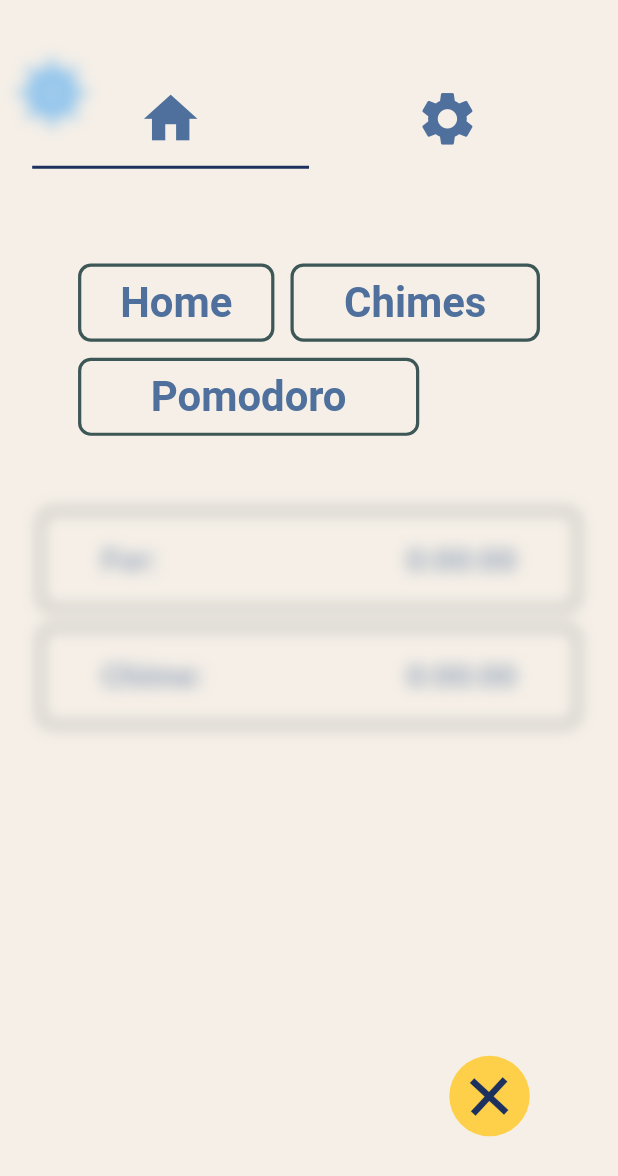
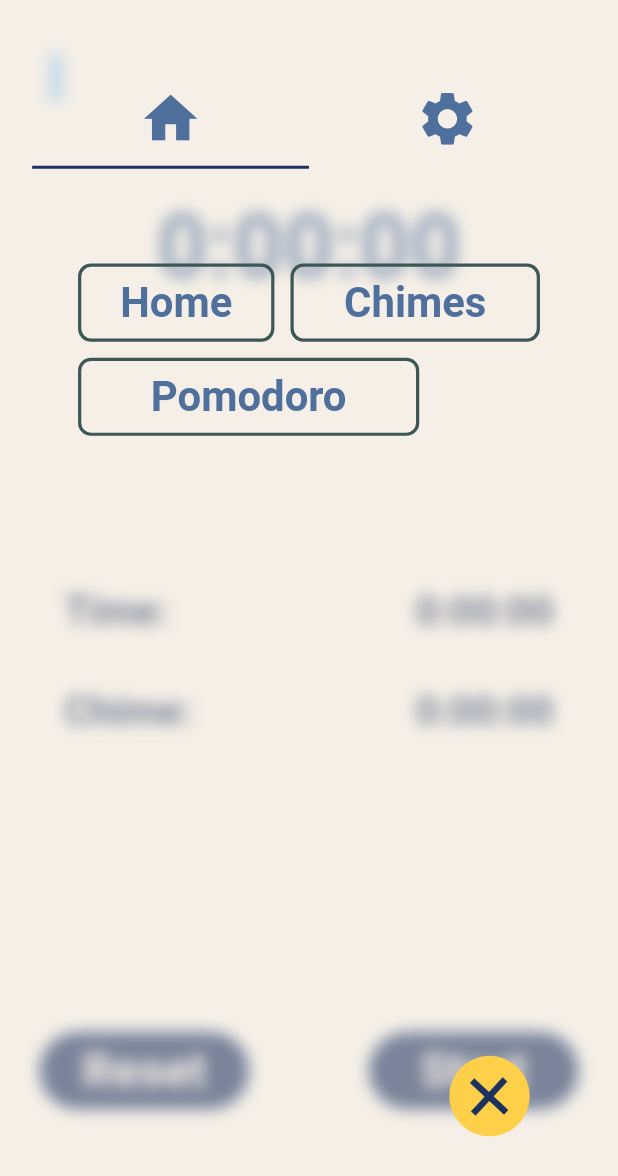
Before and after one commit to hem1t/sample-timers, a Flutter app: the screen it shows after launch, on a phone screen of 412 x 824 dp. Shown: the top 1176 px of the screen. Run offline on Flutter 3.47's test engine with Material 2 defaults, Android fonts, the phone set to English and light mode, and no system bars; drawn by our look-alikes of flutter_animate; our stand-ins replace flutter_screenutil, get.

Commit message:
resize & filledbutton & CountDownField

```diff
--- a/lib/layout_widgets/buttons.dart
+++ b/lib/layout_widgets/buttons.dart
@@ -19,7 +19,8 @@
       this.icon,
       this.label,
       required this.onPressed,
-      this.fontSize, this.child})
+      this.fontSize,
+      this.child})
       : super();
 
   @override
@@ -29,7 +30,8 @@
       style: TextButton.styleFrom(
         fixedSize: Size(width, height),
         backgroundColor: Colors.transparent,
-        padding: EdgeInsets.symmetric(vertical: height * 0.1, horizontal: width * 0.1),
+        padding: EdgeInsets.symmetric(
+            vertical: height * 0.1, horizontal: width * 0.1),
         shape: RoundedRectangleBorder(
           side: BorderSide(
             width: Rmin(2),
@@ -38,7 +40,8 @@
           borderRadius: BorderRadius.circular(8.r),
         ),
       ),
-      child: child ?? Row(
+      child: child ??
+          Row(
             mainAxisAlignment: icon != null && label != null
                 ? MainAxisAlignment.spaceEvenly
                 : MainAxisAlignment.center,
@@ -56,3 +59,58 @@
     ).marginAll(5.r);
   }
 }
+
+class FilledTextButton extends StatelessWidget {
+  final double height;
+  final double width;
+  final String? label;
+  final Icon? icon;
+  final Widget? child;
+  final void Function() onPressed;
+  final double? fontSize;
+  const FilledTextButton(
+      {super.key,
+      required this.height,
+      required this.width,
+      this.label,
+      this.icon,
+      this.child,
+      required this.onPressed,
+      this.fontSize});
+
+  @override
+  Widget build(BuildContext context) {
+    return TextButton(
+      onPressed: onPressed,
+      style: TextButton.styleFrom(
+        fixedSize: Size(width, height),
+        backgroundColor: AppColors.mainHighlight,
+        padding: EdgeInsets.symmetric(
+            vertical: height * 0.1, horizontal: width * 0.2),
+        shape: RoundedRectangleBorder(
+          side: BorderSide(
+            width: Rmin(2),
+            color: AppColors.contrastColor,
+          ),
+          borderRadius: BorderRadius.circular(height * .55),
+        ),
+      ),
+      child: child ??
+          Row(
+            mainAxisAlignment: icon != null && label != null
+                ? MainAxisAlignment.spaceEvenly
+                : MainAxisAlignment.center,
+            children: [
+              icon ?? Container(),
+              Text(
+                label ?? "",
+                style: TextStyle(
+                    color: AppColors.backgroundColor,
+                    fontWeight: FontWeight.bold,
+                    fontSize: fontSize),
+              ),
+            ],
+          ),
+    ).marginAll(5.r);
+  }
+}
--- /dev/null
+++ b/lib/layout_widgets/fields.dart
@@ -0,0 +1,31 @@
+import 'package:flutter/material.dart';
+import 'package:flutter_screenutil/flutter_screenutil.dart';
+import 'package:timers/color.dart';
+
+class CountDownField extends StatefulWidget {
+  final Duration? time;
+  const CountDownField({super.key, this.time});
+
+  @override
+  State<CountDownField> createState() => _CountDownFieldState();
+}
+
+class _CountDownFieldState extends State<CountDownField> {
+  @override
+  Widget build(BuildContext context) {
+    final style = TextStyle(
+        fontSize: 55.sp,
+        fontWeight: FontWeight.bold,
+        color:
+        widget.time == null ? AppColors.contrastColor : AppColors.mainHighlight);
+
+    Duration time =
+        widget.time ?? const Duration(hours: 0, minutes: 0, seconds: 0);
+
+    String tstring = time.toString();
+    return Text(
+      tstring.substring(0, tstring.indexOf('.')),
+      style: style,
+    );
+  }
+}
--- a/lib/providers.dart
+++ b/lib/providers.dart
@@ -38,3 +38,7 @@
     notifyListeners();
   }
 }
+
+class CountDownController extends ChangeNotifier {
+
+}
--- a/lib/sections/timers/chimes/chimes_page.dart
+++ b/lib/sections/timers/chimes/chimes_page.dart
@@ -3,6 +3,7 @@
 import 'package:get/get.dart';
 import 'package:timers/color.dart';
 import 'package:timers/layout_widgets/buttons.dart';
+import 'package:timers/layout_widgets/fields.dart';
 import 'package:timers/tools/mm.dart';
 
 class ChimesPage extends StatelessWidget {
@@ -10,18 +11,29 @@
 
   @override
   Widget build(BuildContext context) {
-
     return Container(
         width: .90.sw,
         alignment: Alignment.center,
         color: AppColors.backgroundColor.withOpacity(0.3),
-        child: const Column(
-          mainAxisAlignment: MainAxisAlignment.center,
+        child: Column(
+          mainAxisAlignment: MainAxisAlignment.spaceBetween,
           children: [
-            TimeField("For:"),
-            TimeField("Chime:"),
+            const CountDownField().marginOnly(top: 34.h),
+            const Column(
+              children: [
+                TimeField("Time:"),
+                TimeField("Chime:"),
+              ],
+            ),
+            Row(
+              mainAxisAlignment: MainAxisAlignment.spaceBetween,
+              children: [
+                FilledTextButton(height: 35.h, width: 131.w, onPressed: ()=> {}, label: "Reset", fontSize: 30.r,),
+                FilledTextButton(height: 35.h, width: 131.w, onPressed: ()=> {}, label: "Start", fontSize: 30.r,)
+              ],
+            )
           ],
-        ));
+        ).paddingSymmetric(vertical: 53.h));
   }
 }
 
@@ -38,23 +50,27 @@
   int minute = 0;
   int seconds = 0;
 
-    textS(String text) {
+  textS(String text) {
     return Text(
       text,
       style: TextStyle(
-          fontSize: 20.sp,
+          fontSize: 25.sp,
           fontWeight: FontWeight.bold,
-          color: AppColors.contrastColor),
+          color: AppColors.mainHighlight,
+        ),
     );
   }
 
   @override
   Widget build(BuildContext context) {
-    String timeString = Duration(hours: hour, minutes: minute, seconds: seconds).toString();
-    return ClearTextButton(
+    String timeString =
+        Duration(hours: hour, minutes: minute, seconds: seconds).toString();
+    return Container(
       height: 45.h,
       width: .88.sw,
-      onPressed: () => {},
+      decoration: BoxDecoration(
+
+      ),
       child: Row(
         mainAxisAlignment: MainAxisAlignment.spaceBetween,
         children: [
@@ -63,7 +79,7 @@
             timeString.substring(0, timeString.indexOf('.')),
           )
         ],
-      ).paddingSymmetric(horizontal: Wmin(5)),
+      ).paddingSymmetric(horizontal: Wmin(17)),
     );
   }
 }
--- a/lib/sections/timers/timer_base.dart
+++ b/lib/sections/timers/timer_base.dart
@@ -22,7 +22,10 @@
             alignment: Alignment.centerLeft,
             child: TextButton(
                 onPressed: context.read<SideBarControl>().gotoSidebar,
-                child: Icon(Icons.coronavirus, size: 50.r,).marginSymmetric(vertical: 18.h))),
+                style: TextButton.styleFrom(
+
+                ),
+                child: Icon(Icons.more_vert_outlined, size: 40.r,))).marginSymmetric(vertical: 15.h, horizontal: 5.w),
       ],
     );
   }
```
Lines whose indentation alone changed are shown as unchanged.
